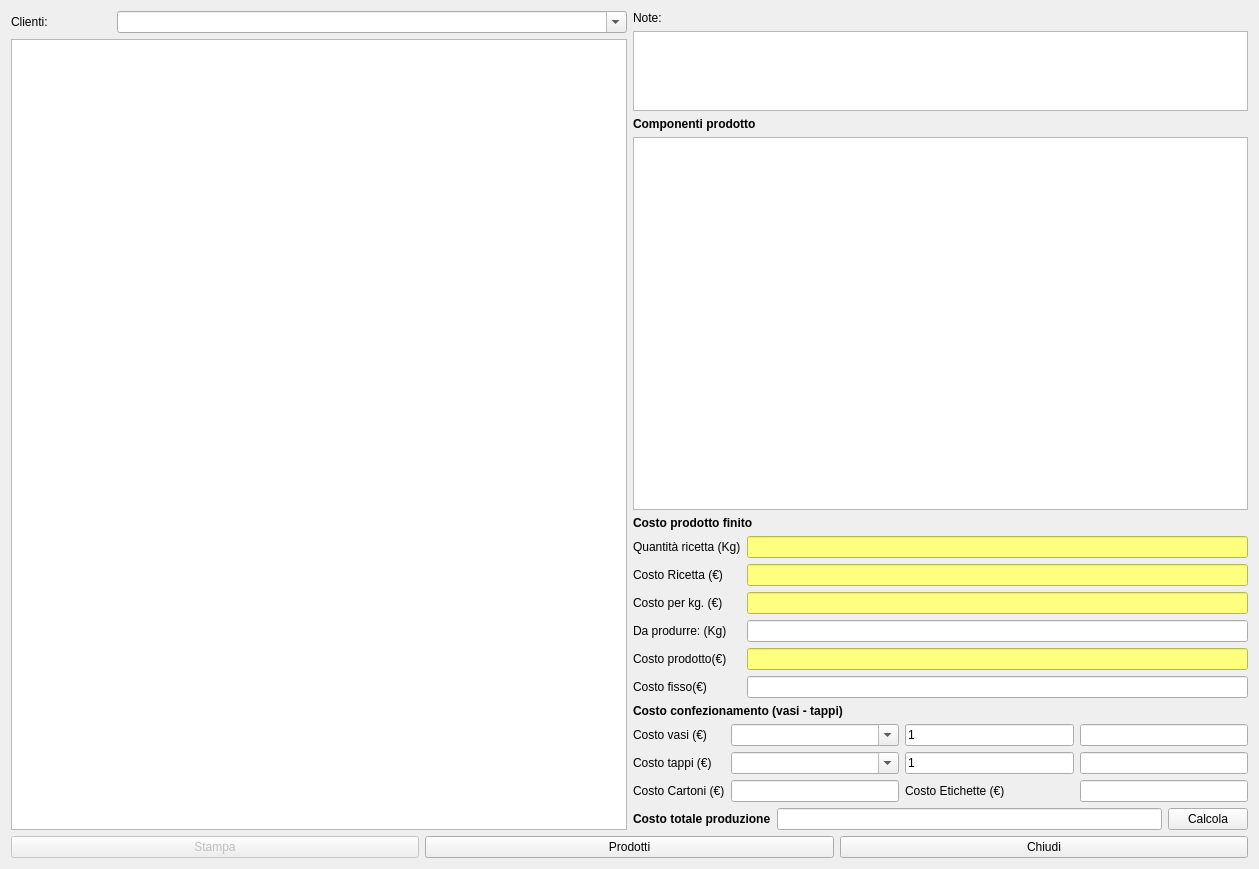
Before: the Qt Designer form hcalcost.ui in fblabs/hamlet-mod-sancon, drawn with Qt 5.
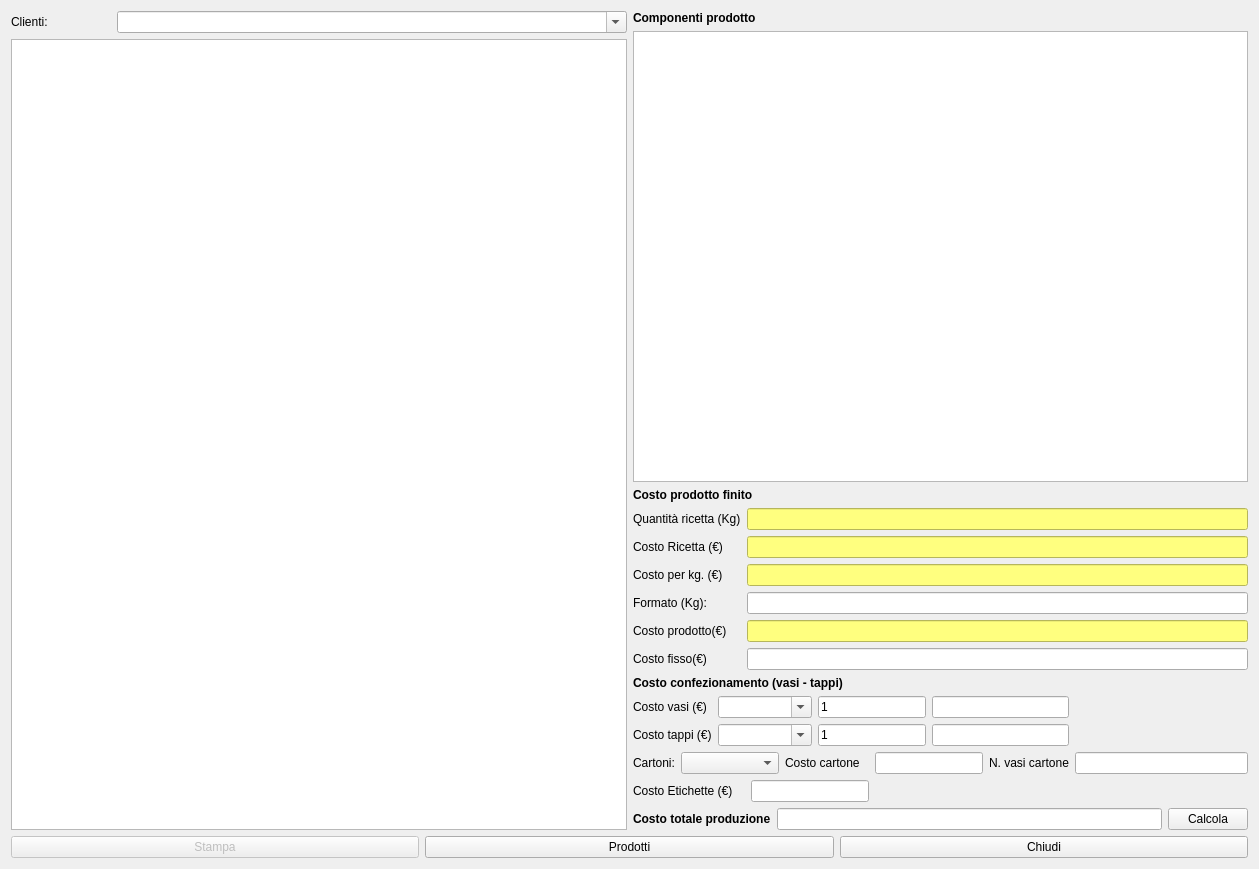
After: the same form once the commit is applied. Icons and pictures are not drawn.

What changed in the file:
```diff
--- a/hcalcost.ui
+++ b/hcalcost.ui
@@ -20,7 +20,7 @@
    <iconset resource="icons.qrc">
     <normaloff>:/Resources/Cash-register-icon.png</normaloff>:/Resources/Cash-register-icon.png</iconset>
   </property>
-  <layout class="QVBoxLayout" name="verticalLayout_5">
+  <layout class="QVBoxLayout" name="verticalLayout_4">
    <item>
     <layout class="QHBoxLayout" name="horizontalLayout_4">
      <item>
@@ -64,24 +64,7 @@
       </layout>
      </item>
      <item>
-      <layout class="QVBoxLayout" name="verticalLayout_4">
-       <item>
-        <widget class="QLabel" name="label_5">
-         <property name="text">
-          <string>Note:</string>
-         </property>
-        </widget>
-       </item>
-       <item>
-        <widget class="QTextEdit" name="teNote">
-         <property name="maximumSize">
-          <size>
-           <width>16777215</width>
-           <height>80</height>
-          </size>
-         </property>
-        </widget>
-       </item>
+      <layout class="QVBoxLayout" name="verticalLayout_3">
        <item>
         <widget class="QLabel" name="label_15">
          <property name="font">
@@ -178,7 +161,7 @@
            <item row="3" column="0">
             <widget class="QLabel" name="label_11">
              <property name="text">
-              <string>Da produrre: (Kg)</string>
+              <string>Formato (Kg):</string>
              </property>
             </widget>
            </item>
@@ -225,8 +208,8 @@
         </layout>
        </item>
        <item>
-        <layout class="QVBoxLayout" name="verticalLayout_3">
-         <item>
+        <layout class="QGridLayout" name="gridLayout">
+         <item row="0" column="0" colspan="6">
           <widget class="QLabel" name="label_3">
            <property name="font">
             <font>
@@ -238,16 +221,44 @@
            </property>
           </widget>
          </item>
-         <item>
-          <layout class="QGridLayout" name="gridLayout">
-           <item row="0" column="0">
+         <item row="1" column="0" colspan="2">
             <widget class="QLabel" name="label_7">
              <property name="text">
               <string>Costo vasi (€)</string>
              </property>
             </widget>
            </item>
-           <item row="1" column="1">
+         <item row="1" column="2" colspan="3">
+          <widget class="QComboBox" name="cbVasi">
+           <property name="editable">
+            <bool>true</bool>
+           </property>
+           <property name="insertPolicy">
+            <enum>QComboBox::NoInsert</enum>
+           </property>
+          </widget>
+         </item>
+         <item row="1" column="5" colspan="2">
+          <widget class="QLineEdit" name="leQtVasi">
+           <property name="text">
+            <string>1</string>
+           </property>
+           <property name="placeholderText">
+            <string>numero vasi</string>
+           </property>
+          </widget>
+         </item>
+         <item row="1" column="7" colspan="2">
+          <widget class="QLineEdit" name="leCostoVasi"/>
+         </item>
+         <item row="2" column="0" colspan="2">
+          <widget class="QLabel" name="label_8">
+           <property name="text">
+            <string>Costo tappi (€)</string>
+           </property>
+          </widget>
+         </item>
+         <item row="2" column="2" colspan="3">
             <widget class="QComboBox" name="cbTappi">
              <property name="editable">
               <bool>true</bool>
@@ -257,7 +268,7 @@
              </property>
             </widget>
            </item>
-           <item row="1" column="2">
+         <item row="2" column="5" colspan="2">
             <widget class="QLineEdit" name="leQtTappi">
              <property name="text">
               <string>1</string>
@@ -267,64 +278,61 @@
              </property>
             </widget>
            </item>
-           <item row="1" column="0">
-            <widget class="QLabel" name="label_8">
-             <property name="text">
-              <string>Costo tappi (€)</string>
-             </property>
-            </widget>
-           </item>
-           <item row="2" column="0">
+         <item row="2" column="7" colspan="2">
+          <widget class="QLineEdit" name="leCostoTappi"/>
+         </item>
+         <item row="3" column="0">
             <widget class="QLabel" name="label_6">
              <property name="text">
-              <string>Costo Cartoni (€)</string>
+            <string>Cartoni:</string>
              </property>
             </widget>
            </item>
-           <item row="0" column="1">
-            <widget class="QComboBox" name="cbVasi">
-             <property name="editable">
-              <bool>true</bool>
-             </property>
+         <item row="3" column="1" colspan="3">
+          <widget class="QComboBox" name="cbCartoni">
              <property name="insertPolicy">
               <enum>QComboBox::NoInsert</enum>
              </property>
-            </widget>
-           </item>
-           <item row="0" column="2">
-            <widget class="QLineEdit" name="leQtVasi">
+           <property name="modelColumn">
+            <number>1</number>
+           </property>
+          </widget>
+         </item>
+         <item row="3" column="4" colspan="2">
+          <widget class="QLabel" name="label_17">
              <property name="text">
-              <string>1</string>
-             </property>
-             <property name="placeholderText">
-              <string>numero vasi</string>
-             </property>
-            </widget>
-           </item>
-           <item row="2" column="1">
-            <widget class="QLineEdit" name="leCostoCartoni">
-             <property name="placeholderText">
-              <string/>
+            <string>Costo cartone</string>
+           </property>
+          </widget>
+         </item>
+         <item row="3" column="6" colspan="2">
+          <widget class="QLineEdit" name="lineEdit_2"/>
+         </item>
+         <item row="3" column="8">
+          <widget class="QLabel" name="label_5">
+           <property name="text">
+            <string>N. vasi cartone</string>
              </property>
             </widget>
            </item>
-           <item row="2" column="2">
+         <item row="3" column="9">
+          <widget class="QLineEdit" name="lineEdit"/>
+         </item>
+         <item row="4" column="0" colspan="3">
             <widget class="QLabel" name="label_9">
+           <property name="maximumSize">
+            <size>
+             <width>100</width>
+             <height>16777215</height>
+            </size>
+           </property>
              <property name="text">
               <string>Costo Etichette (€)</string>
              </property>
             </widget>
            </item>
-           <item row="0" column="3">
-            <widget class="QLineEdit" name="leCostoVasi"/>
-           </item>
-           <item row="1" column="3">
-            <widget class="QLineEdit" name="leCostoTappi"/>
-           </item>
-           <item row="2" column="3">
+         <item row="4" column="3" colspan="3">
             <widget class="QLineEdit" name="leCostoEtichette"/>
-           </item>
-          </layout>
          </item>
         </layout>
        </item>
```
Left out of the diff: 2 changed lines with no effect on the pictures. Lines whose indentation alone changed are shown as unchanged.
